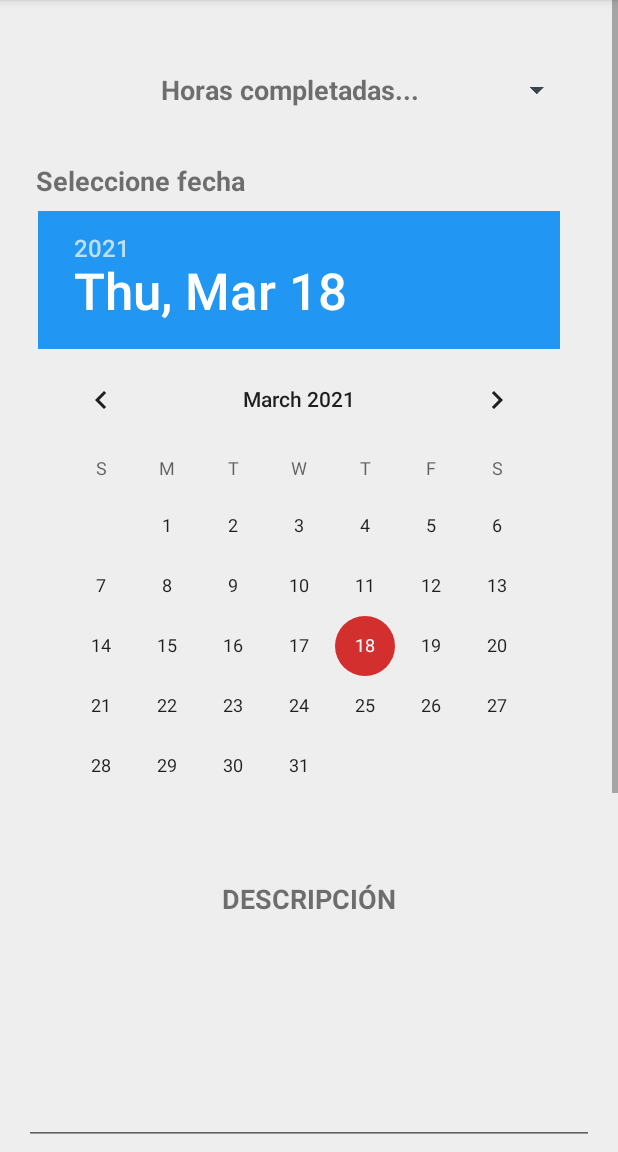
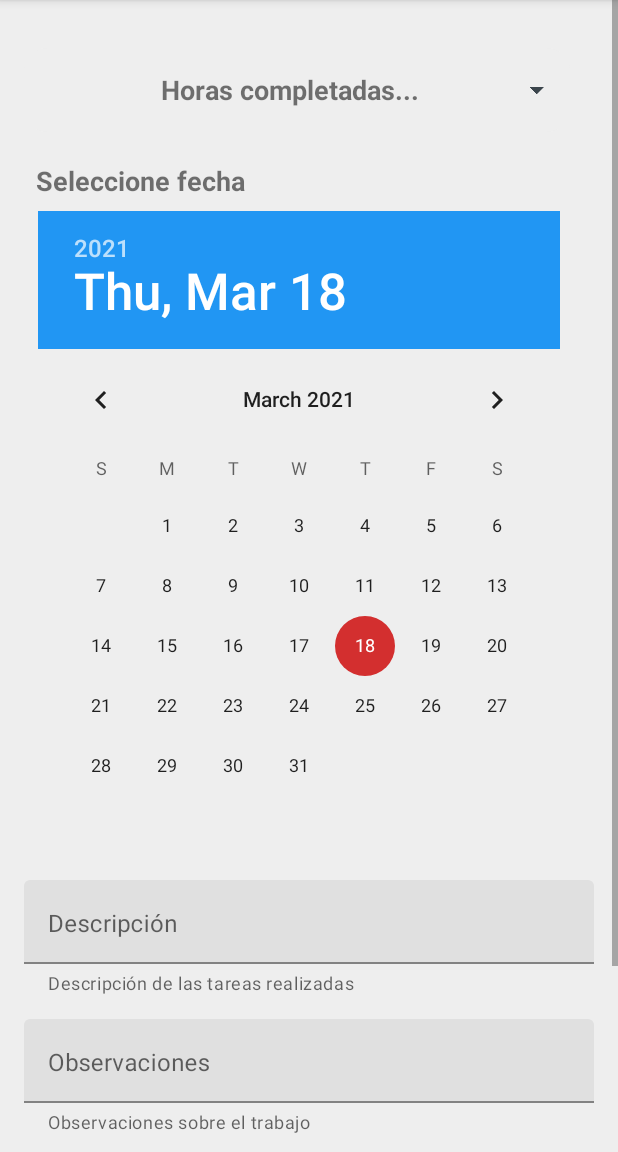
Before and after one commit to Jmarser/Proyecto_as, an Android app: the fragment NewFichaFragment placed in its activity, on a phone screen of 412 x 824 dp, the part 84-1236 px from its top. Run offline under Robolectric (Android 15) with nearby library versions, the phone set to English and light mode, and no system bars; our stand-ins replace ButterKnife; 2 statements that could not run were skipped.

Commit message:
reedicion del layout de nueva ficha

```diff
--- a/app/src/main/java/com/jmarser/proyecto_as/login/view/LoginActivity.java
+++ b/app/src/main/java/com/jmarser/proyecto_as/login/view/LoginActivity.java
@@ -97,8 +97,7 @@ public class LoginActivity extends AppCompatActivity implements LoginView, View.
                     public void onClick(DialogInterface dialog, int which) {
                         finish(); //cerramos la aplicación
                     }
-                });
-        dialogo.show();
+                }).show();
     }
 
     private void limpiarCampos() {
--- a/app/src/main/java/com/jmarser/proyecto_as/newFicha/presenter/NewFichaPresenter.java
+++ b/app/src/main/java/com/jmarser/proyecto_as/newFicha/presenter/NewFichaPresenter.java
@@ -5,11 +5,12 @@ import android.widget.EditText;
 import android.widget.Spinner;
 import android.widget.TextView;
 
+import com.google.android.material.textfield.TextInputLayout;
 import com.jmarser.proyecto_as.model.Alumno;
 
 public interface NewFichaPresenter {
 
-    void validarCampos(Spinner sp_horas, String fecha, EditText descripcion, EditText observaciones, CheckBox firmado, Alumno alumno);
+    void validarCampos(Spinner sp_horas, String fecha, TextInputLayout descripcion, TextInputLayout observaciones, CheckBox firmado, Alumno alumno);
 
 
 }
--- a/app/src/main/java/com/jmarser/proyecto_as/newFicha/view/NewFichaFragment.java
+++ b/app/src/main/java/com/jmarser/proyecto_as/newFicha/view/NewFichaFragment.java
@@ -14,6 +14,8 @@ import android.widget.DatePicker;
 import android.widget.EditText;
 import android.widget.Spinner;
 import android.widget.Toast;
+
+import com.google.android.material.textfield.TextInputLayout;
 import com.jmarser.proyecto_as.R;
 import com.jmarser.proyecto_as.model.Alumno;
 import com.jmarser.proyecto_as.newFicha.interactor.NewFichaInteractorImpl;
@@ -29,10 +31,10 @@ public class NewFichaFragment extends Fragment implements View.OnClickListener,
     Spinner sp_horas;
     @BindView(R.id.selector_fecha)
     DatePicker selector_fecha;
-    @BindView(R.id.et_descripcion_ficha)
-    EditText et_descripcion;
-    @BindView(R.id.et_observaciones_ficha)
-    EditText et_observaciones;
+    @BindView(R.id.til_descripcion_nueva_ficha)
+    TextInputLayout til_descripcion;
+    @BindView(R.id.til_observaciones_nueva_ficha)
+    TextInputLayout til_observaciones;
     @BindView(R.id.cb_newFicha_firma)
     CheckBox cb_newFicha;
     @BindView(R.id.btn_nueva_ficha)
@@ -95,15 +97,15 @@ public class NewFichaFragment extends Fragment implements View.OnClickListener,
             case R.id.btn_nueva_ficha:
                 String fecha = String.valueOf(selector_fecha.getDayOfMonth()) + "/"+
                         String.valueOf((selector_fecha.getMonth()+1)) + "/" + String.valueOf(selector_fecha.getYear());
-                presenter.validarCampos(sp_horas, fecha, et_descripcion, et_observaciones, cb_newFicha, alumno);
+                presenter.validarCampos(sp_horas, fecha, til_descripcion, til_observaciones, cb_newFicha, alumno);
                 break;
         }
     }
 
     private void limpiarCampos() {
         sp_horas.setSelection(0);
-        et_descripcion.setText("");
-        et_observaciones.setText("");
+        til_descripcion.getEditText().setText("");
+        til_observaciones.getEditText().setText("");
         cb_newFicha.setChecked(false);
     }
 
@@ -120,8 +122,8 @@ public class NewFichaFragment extends Fragment implements View.OnClickListener,
 
     @Override
     public void showErrorDescripcion(String mensaje) {
-        et_descripcion.setError(mensaje);
-        et_descripcion.requestFocus();
+        til_descripcion.getEditText().setError(mensaje);
+        til_descripcion.requestFocus();
     }
 
     @Override
--- a/app/src/main/java/com/jmarser/proyecto_as/splash/interactor/SplashInteractor.java
+++ b/app/src/main/java/com/jmarser/proyecto_as/splash/interactor/SplashInteractor.java
@@ -11,6 +11,8 @@ public interface SplashInteractor {
         void success(Login login);
 
         void unknownError(String mensaje);
+
+        void enabledUser(String mensaje);
     }
 
     void tryToLogin(String email, String password, onLoginFinishedListener listener, Context context);
--- a/app/src/main/java/com/jmarser/proyecto_as/splash/interactor/SplashInteractorImpl.java
+++ b/app/src/main/java/com/jmarser/proyecto_as/splash/interactor/SplashInteractorImpl.java
@@ -31,10 +31,9 @@ public class SplashInteractorImpl implements SplashInteractor{
                     listener.success(response.body());
                 } else if (response.code() == 404) {
                     listener.errorUser(context.getResources().getString(R.string.unregistered_user));
-                } else if(response.code() ==203) {
-                    listener.unknownError("");
+                } else if(response.code() ==409) {
+                    listener.enabledUser("");
                 }else{
-
                     listener.unknownError(context.getResources().getString(R.string.unknown_error));
                 }
             }
--- a/app/src/main/java/com/jmarser/proyecto_as/splash/presenter/SplashPresenterImpl.java
+++ b/app/src/main/java/com/jmarser/proyecto_as/splash/presenter/SplashPresenterImpl.java
@@ -42,6 +42,11 @@ public class SplashPresenterImpl implements SplashPresenter, SplashInteractor.on
     }
 
     @Override
+    public void enabledUser(String mensaje) {
+        view.enabledUser(mensaje);
+    }
+
+    @Override
     public void tryToLogin() {
         String email = SharedPrefManager.getInstance(context).getUsuario().getEmail();
         String password = SharedPrefManager.getInstance(context).getUsuario().getPassword();
--- a/app/src/main/java/com/jmarser/proyecto_as/splash/view/SplashView.java
+++ b/app/src/main/java/com/jmarser/proyecto_as/splash/view/SplashView.java
@@ -6,4 +6,6 @@ public interface SplashView {
     void goToLogin();
 
     void goToView();
+
+    void enabledUser(String mensaje);
 }
--- a/app/src/main/res/layout/activity_login.xml
+++ b/app/src/main/res/layout/activity_login.xml
@@ -62,7 +62,8 @@
                     android:layout_marginTop="5dp"
                     app:startIconDrawable="@drawable/ic_lock_24"
                     app:passwordToggleEnabled="true"
-                    app:helperText="mínimo 6 caracteres">
+                    app:helperText="mínimo 6 caracteres"
+                    app:counterEnabled="true">
 
                     <com.google.android.material.textfield.TextInputEditText
                         android:layout_width="match_parent"
--- a/app/src/main/res/layout/fragment_new_ficha.xml
+++ b/app/src/main/res/layout/fragment_new_ficha.xml
@@ -48,73 +48,59 @@
             app:layout_constraintStart_toStartOf="parent"
             app:layout_constraintTop_toBottomOf="@+id/tv_info_fecha_new" />
 
-        <TextView
-            android:id="@+id/tv_info_descrip_new"
-            android:layout_width="wrap_content"
+        <com.google.android.material.textfield.TextInputLayout
+            android:id="@+id/til_descripcion_nueva_ficha"
+            android:layout_width="match_parent"
             android:layout_height="wrap_content"
+            android:layout_marginStart="16dp"
             android:layout_marginTop="16dp"
-            android:text="@string/descripcion"
-            android:textAllCaps="true"
-            android:textSize="18sp"
-            android:textStyle="bold"
+            android:layout_marginEnd="16dp"
+            app:helperText="Descripción de las tareas realizadas"
             app:layout_constraintEnd_toEndOf="parent"
             app:layout_constraintStart_toStartOf="parent"
-            app:layout_constraintTop_toBottomOf="@+id/selector_fecha" />
+            app:layout_constraintTop_toBottomOf="@+id/selector_fecha">
 
-        <EditText
-            android:id="@+id/et_descripcion_ficha"
-            android:layout_width="0dp"
+            <com.google.android.material.textfield.TextInputEditText
+                android:layout_width="match_parent"
+                android:layout_height="wrap_content"
+                android:hint="@string/descripcion"
+                android:inputType="textPersonName|textMultiLine"
+                android:lines="1"
+                android:maxLines="20"
+                android:gravity="top|left"/>
+        </com.google.android.material.textfield.TextInputLayout>
+
+        <com.google.android.material.textfield.TextInputLayout
+            android:id="@+id/til_observaciones_nueva_ficha"
+            android:layout_width="match_parent"
             android:layout_height="wrap_content"
             android:layout_marginStart="16dp"
+            android:layout_marginTop="16dp"
             android:layout_marginEnd="16dp"
-            android:gravity="top|left"
-            android:inputType="textMultiLine"
-            android:lines="6"
-            android:maxLines="20"
-            android:minLines="6"
-            android:scrollbars="vertical"
             app:layout_constraintEnd_toEndOf="parent"
             app:layout_constraintStart_toStartOf="parent"
-            app:layout_constraintTop_toBottomOf="@+id/tv_info_descrip_new" />
+            app:layout_constraintTop_toBottomOf="@+id/til_descripcion_nueva_ficha"
+            app:helperText="Observaciones sobre el trabajo">
 
-        <TextView
-            android:id="@+id/tv_info_obser_new"
-            android:layout_width="wrap_content"
-            android:layout_height="wrap_content"
-            android:layout_marginTop="8dp"
-            android:text="@string/observaciones"
-            android:textAllCaps="true"
-            android:textSize="18sp"
-            android:textStyle="bold"
-            app:layout_constraintEnd_toEndOf="parent"
-            app:layout_constraintStart_toStartOf="parent"
-            app:layout_constraintTop_toBottomOf="@+id/et_descripcion_ficha" />
-
-        <EditText
-            android:id="@+id/et_observaciones_ficha"
-            android:layout_width="0dp"
-            android:layout_height="wrap_content"
-            android:layout_marginStart="16dp"
-            android:layout_marginEnd="16dp"
-            android:gravity="top|left"
-            android:inputType="textMultiLine"
-            android:lines="6"
-            android:maxLines="20"
-            android:minLines="6"
-            android:scrollbars="vertical"
-            app:layout_constraintEnd_toEndOf="parent"
-            app:layout_constraintStart_toStartOf="parent"
-            app:layout_constraintTop_toBottomOf="@+id/tv_info_obser_new" />
+            <com.google.android.material.textfield.TextInputEditText
+                android:layout_width="match_parent"
+                android:layout_height="wrap_content"
+                android:hint="@string/observaciones"
+                android:inputType="textPersonName|textMultiLine"
+                android:lines="1"
+                android:maxLines="20"
+                android:gravity="top|left"/>
+        </com.google.android.material.textfield.TextInputLayout>
 
         <CheckBox
             android:id="@+id/cb_newFicha_firma"
             android:layout_width="wrap_content"
             android:layout_height="wrap_content"
             android:layout_marginStart="24dp"
-            android:layout_marginTop="24dp"
+            android:layout_marginTop="16dp"
             android:text="@string/firma_alumno"
             app:layout_constraintStart_toStartOf="parent"
-            app:layout_constraintTop_toBottomOf="@+id/et_observaciones_ficha" />
+            app:layout_constraintTop_toBottomOf="@id/til_observaciones_nueva_ficha" />
 
         <Button
             android:id="@+id/btn_nueva_ficha"
```
Also changed, not shown: app/src/main/java/com/jmarser/proyecto_as/newFicha/presenter/NewFichaPresenterImpl.java (+5 -4 lines), app/src/main/java/com/jmarser/proyecto_as/splash/view/SplashActivity.java (+18 -0 lines).
